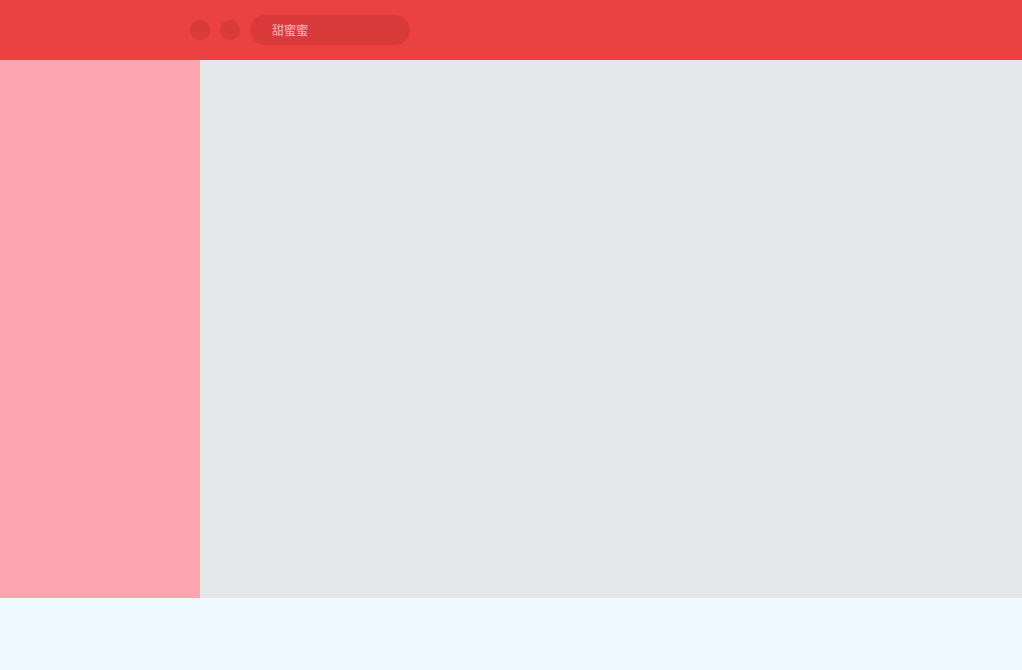
First picture: the form in mainwindow.ui, repository rainwildest/NeteaseCloud, before the edit.
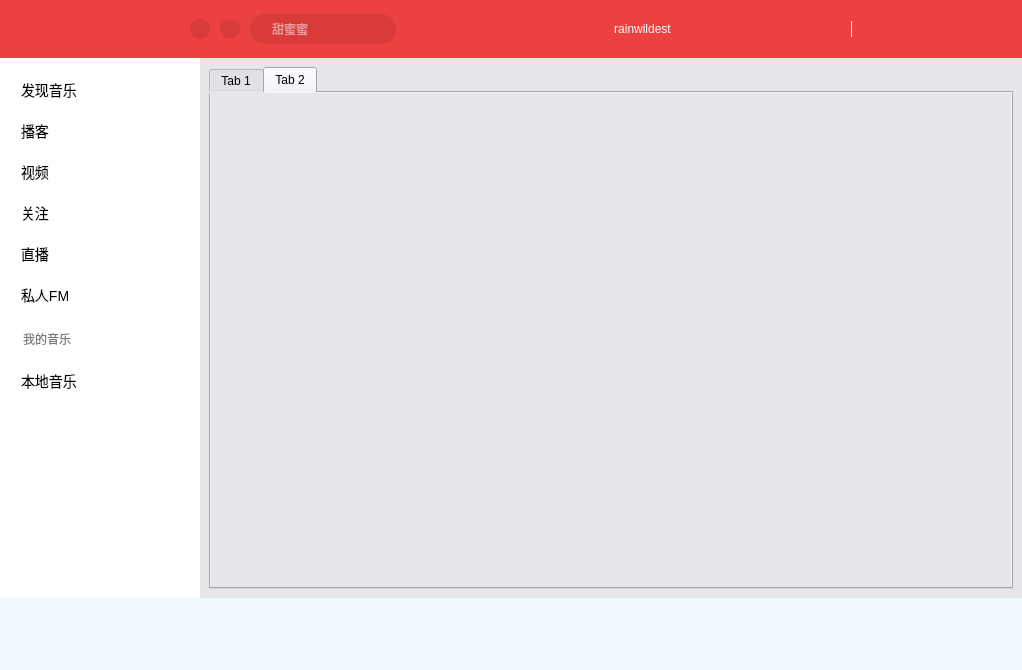
Second picture: the form after the edit. Icons and pictures are not drawn.

Commit message: 添加布局

Patch:
```diff
--- a/mainwindow.ui
+++ b/mainwindow.ui
@@ -41,10 +41,35 @@
       <property name="styleSheet">
        <string notr="true">background-color: rgb(229, 231, 235);</string>
       </property>
+      <layout class="QVBoxLayout" name="verticalLayout">
+       <item>
+        <widget class="QTabWidget" name="tabWidget">
+         <property name="currentIndex">
+          <number>1</number>
+         </property>
+         <widget class="QWidget" name="tab">
+          <attribute name="title">
+           <string>Tab 1</string>
+          </attribute>
+         </widget>
+         <widget class="QWidget" name="tab_2">
+          <attribute name="title">
+           <string>Tab 2</string>
+          </attribute>
+         </widget>
+        </widget>
+       </item>
+      </layout>
      </widget>
     </item>
     <item row="1" column="0">
      <widget class="QWidget" name="widget_2" native="true">
+      <property name="minimumSize">
+       <size>
+        <width>200</width>
+        <height>0</height>
+       </size>
+      </property>
       <property name="maximumSize">
        <size>
         <width>200</width>
@@ -52,8 +77,155 @@
        </size>
       </property>
       <property name="styleSheet">
-       <string notr="true">background-color: rgb(253, 164, 175);</string>
+       <string notr="true">background-color: rgb(255, 255, 255);</string>
       </property>
+      <widget class="QListWidget" name="listWidget">
+       <property name="geometry">
+        <rect>
+         <x>0</x>
+         <y>0</y>
+         <width>201</width>
+         <height>261</height>
+        </rect>
+       </property>
+       <property name="focusPolicy">
+        <enum>Qt::StrongFocus</enum>
+       </property>
+       <property name="styleSheet">
+        <string notr="true">QListWidget {
+	border: 0px;
+	font-size: 14px;
+	font-weight: 400;
+	color: rgb(0, 0, 0);
+	background: rgb(255, 255, 255);
+	padding-left: 12px;
+	padding-right: 4px;
+	padding-top: 10px;
+}
+
+*{
+	outline: 0px;
+}
+
+QListWidget::Item {
+	height: 38px;
+	border: 0px;
+	margin-top: 2px;
+	padding-top: 1px;
+	padding-left: 6px;
+	border-radius: 4px;
+}
+
+QListWidget::Item:hover {
+	font-weight: 700;
+	background: rgb(246, 246, 247);
+}
+
+QListWidget::Item:selected {
+	color: rgb(0, 0, 0);
+	font-weight: 700;
+	background: rgb(246, 246, 247);
+}</string>
+       </property>
+       <item>
+        <property name="text">
+         <string>发现音乐</string>
+        </property>
+       </item>
+       <item>
+        <property name="text">
+         <string>播客</string>
+        </property>
+       </item>
+       <item>
+        <property name="text">
+         <string>视频</string>
+        </property>
+       </item>
+       <item>
+        <property name="text">
+         <string>关注</string>
+        </property>
+       </item>
+       <item>
+        <property name="text">
+         <string>直播</string>
+        </property>
+       </item>
+       <item>
+        <property name="text">
+         <string>私人FM</string>
+        </property>
+       </item>
+      </widget>
+      <widget class="QLabel" name="label_2">
+       <property name="geometry">
+        <rect>
+         <x>2</x>
+         <y>265</y>
+         <width>201</width>
+         <height>31</height>
+        </rect>
+       </property>
+       <property name="styleSheet">
+        <string notr="true">padding-left: 18px;
+color: rgb(121, 121, 121);
+border-style: none;</string>
+       </property>
+       <property name="text">
+        <string>我的音乐</string>
+       </property>
+      </widget>
+      <widget class="QListWidget" name="listWidget_2">
+       <property name="geometry">
+        <rect>
+         <x>0</x>
+         <y>301</y>
+         <width>201</width>
+         <height>51</height>
+        </rect>
+       </property>
+       <property name="styleSheet">
+        <string notr="true">QListWidget {
+	border: 0px;
+	font-size: 14px;
+	font-weight: 400;
+	color: rgb(0, 0, 0);
+	background: rgb(255, 255, 255);
+	padding-left: 12px;
+	padding-right: 4px;
+}
+
+*{
+	outline: 0px;
+}
+
+QListWidget::Item {
+	height: 38px;
+	border: 0px;
+	margin-top: 2px;
+	padding-top: 1px;
+	padding-left: 6px;
+	border-radius: 4px;
+}
+
+QListWidget::Item:hover {
+	font-weight: 700;
+	background: rgb(246, 246, 247);
+}
+
+QListWidget::Item:selected {
+	color: rgb(0, 0, 0);
+	font-weight: 700;
+	background: rgb(246, 246, 247);
+}</string>
+       </property>
+       <item>
+        <property name="text">
+         <string>本地音乐</string>
+        </property>
+       </item>
+      </widget>
      </widget>
     </item>
     <item row="0" column="0" colspan="2">
@@ -232,6 +404,45 @@
          </property>
         </widget>
        </item>
+       <item>
+        <spacer name="horizontalSpacer_6">
+         <property name="orientation">
+          <enum>Qt::Horizontal</enum>
+         </property>
+         <property name="sizeType">
+          <enum>QSizePolicy::Fixed</enum>
+         </property>
+         <property name="sizeHint" stdset="0">
+          <size>
+           <width>8</width>
+           <height>20</height>
+          </size>
+         </property>
+        </spacer>
+       </item>
+       <item>
+        <widget class="QPushButton" name="pushButton_3">
+         <property name="minimumSize">
+          <size>
+           <width>25</width>
+           <height>25</height>
+          </size>
+         </property>
+         <property name="maximumSize">
+          <size>
+           <width>25</width>
+           <height>25</height>
+          </size>
+         </property>
+         <property name="styleSheet">
+          <string notr="true">border-style: hidden;
+image: url(:/resource/话筒.png)</string>
+         </property>
+         <property name="text">
+          <string/>
+         </property>
+        </widget>
+       </item>
        <item>
         <spacer name="horizontalSpacer_2">
          <property name="orientation">
@@ -245,11 +456,481 @@
          </property>
         </spacer>
        </item>
+       <item>
+        <widget class="QPushButton" name="pushButton_4">
+         <property name="minimumSize">
+          <size>
+           <width>36</width>
+           <height>36</height>
+          </size>
+         </property>
+         <property name="maximumSize">
+          <size>
+           <width>36</width>
+           <height>36</height>
+          </size>
+         </property>
+         <property name="styleSheet">
+          <string notr="true">border-radius: 18px;
+border-image: url(:/resource/比卡丘不皮.jpg)</string>
+         </property>
+         <property name="text">
+          <string/>
+         </property>
+        </widget>
+       </item>
+       <item>
+        <spacer name="horizontalSpacer_8">
+         <property name="orientation">
+          <enum>Qt::Horizontal</enum>
+         </property>
+         <property name="sizeType">
+          <enum>QSizePolicy::Fixed</enum>
+         </property>
+         <property name="sizeHint" stdset="0">
+          <size>
+           <width>6</width>
+           <height>20</height>
+          </size>
+         </property>
+        </spacer>
+       </item>
+       <item>
+        <widget class="QPushButton" name="pushButton_5">
+         <property name="minimumSize">
+          <size>
+           <width>61</width>
+           <height>21</height>
+          </size>
+         </property>
+         <property name="styleSheet">
+          <string notr="true">border-style: hidden;
+color: white;</string>
+         </property>
+         <property name="text">
+          <string>rainwildest</string>
+         </property>
+        </widget>
+       </item>
+       <item>
+        <spacer name="horizontalSpacer_9">
+         <property name="orientation">
+          <enum>Qt::Horizontal</enum>
+         </property>
+         <property name="sizeType">
+          <enum>QSizePolicy::Fixed</enum>
+         </property>
+         <property name="sizeHint" stdset="0">
+          <size>
+           <width>6</width>
+           <height>20</height>
+          </size>
+         </property>
+        </spacer>
+       </item>
+       <item>
+        <widget class="QPushButton" name="pushButton_6">
+         <property name="styleSheet">
+          <string notr="true">border-style: hidden;
+border-image: url(:/resource/vip.png)</string>
+         </property>
+         <property name="text">
+          <string/>
+         </property>
+        </widget>
+       </item>
+       <item>
+        <spacer name="horizontalSpacer_10">
+         <property name="orientation">
+          <enum>Qt::Horizontal</enum>
+         </property>
+         <property name="sizeType">
+          <enum>QSizePolicy::Fixed</enum>
+         </property>
+         <property name="sizeHint" stdset="0">
+          <size>
+           <width>20</width>
+           <height>20</height>
+          </size>
+         </property>
+        </spacer>
+       </item>
+       <item>
+        <widget class="QPushButton" name="pushButton_7">
+         <property name="minimumSize">
+          <size>
+           <width>20</width>
+           <height>20</height>
+          </size>
+         </property>
+         <property name="maximumSize">
+          <size>
+           <width>20</width>
+           <height>20</height>
+          </size>
+         </property>
+         <property name="cursor">
+          <cursorShape>PointingHandCursor</cursorShape>
+         </property>
+         <property name="styleSheet">
+          <string notr="true">border-style: hidden;
+border-image: url(:/resource/皮肤.png)</string>
+         </property>
+         <property name="text">
+          <string/>
+         </property>
+        </widget>
+       </item>
+       <item>
+        <spacer name="horizontalSpacer_11">
+         <property name="orientation">
+          <enum>Qt::Horizontal</enum>
+         </property>
+         <property name="sizeType">
+          <enum>QSizePolicy::Fixed</enum>
+         </property>
+         <property name="sizeHint" stdset="0">
+          <size>
+           <width>20</width>
+           <height>20</height>
+          </size>
+         </property>
+        </spacer>
+       </item>
+       <item>
+        <widget class="QPushButton" name="pushButton_8">
+         <property name="minimumSize">
+          <size>
+           <width>20</width>
+           <height>20</height>
+          </size>
+         </property>
+         <property name="maximumSize">
+          <size>
+           <width>20</width>
+           <height>20</height>
+          </size>
+         </property>
+         <property name="cursor">
+          <cursorShape>PointingHandCursor</cursorShape>
+         </property>
+         <property name="styleSheet">
+          <string notr="true">border-style: hidden;
+border-image: url(:/resource/设置.png)</string>
+         </property>
+         <property name="text">
+          <string/>
+         </property>
+        </widget>
+       </item>
+       <item>
+        <spacer name="horizontalSpacer_12">
+         <property name="orientation">
+          <enum>Qt::Horizontal</enum>
+         </property>
+         <property name="sizeType">
+          <enum>QSizePolicy::Fixed</enum>
+         </property>
+         <property name="sizeHint" stdset="0">
+          <size>
+           <width>20</width>
+           <height>20</height>
+          </size>
+         </property>
+        </spacer>
+       </item>
+       <item>
+        <widget class="QPushButton" name="pushButton_9">
+         <property name="minimumSize">
+          <size>
+           <width>20</width>
+           <height>20</height>
+          </size>
+         </property>
+         <property name="maximumSize">
+          <size>
+           <width>20</width>
+           <height>20</height>
+          </size>
+         </property>
+         <property name="cursor">
+          <cursorShape>PointingHandCursor</cursorShape>
+         </property>
+         <property name="styleSheet">
+          <string notr="true">border-style: hidden;
+border-image: url(:/resource/邮件.png)</string>
+         </property>
+         <property name="text">
+          <string/>
+         </property>
+        </widget>
+       </item>
+       <item>
+        <spacer name="horizontalSpacer_13">
+         <property name="orientation">
+          <enum>Qt::Horizontal</enum>
+         </property>
+         <property name="sizeType">
+          <enum>QSizePolicy::Fixed</enum>
+         </property>
+         <property name="sizeHint" stdset="0">
+          <size>
+           <width>20</width>
+           <height>20</height>
+          </size>
+         </property>
+        </spacer>
+       </item>
+       <item>
+        <widget class="QLabel" name="label">
+         <property name="minimumSize">
+          <size>
+           <width>1</width>
+           <height>16</height>
+          </size>
+         </property>
+         <property name="maximumSize">
+          <size>
+           <width>1</width>
+           <height>16</height>
+          </size>
+         </property>
+         <property name="styleSheet">
+          <string notr="true">border-right-width: 1px;
+border-right-style : solid;
+border-right-color: white;</string>
+         </property>
+         <property name="lineWidth">
+          <number>0</number>
+         </property>
+         <property name="text">
+          <string/>
+         </property>
+        </widget>
+       </item>
+       <item>
+        <spacer name="horizontalSpacer_14">
+         <property name="orientation">
+          <enum>Qt::Horizontal</enum>
+         </property>
+         <property name="sizeType">
+          <enum>QSizePolicy::Fixed</enum>
+         </property>
+         <property name="sizeHint" stdset="0">
+          <size>
+           <width>20</width>
+           <height>20</height>
+          </size>
+         </property>
+        </spacer>
+       </item>
+       <item>
+        <widget class="QPushButton" name="pushButton_10">
+         <property name="minimumSize">
+          <size>
+           <width>20</width>
+           <height>20</height>
+          </size>
+         </property>
+         <property name="maximumSize">
+          <size>
+           <width>20</width>
+           <height>20</height>
+          </size>
+         </property>
+         <property name="cursor">
+          <cursorShape>PointingHandCursor</cursorShape>
+         </property>
+         <property name="styleSheet">
+          <string notr="true">QPushButton {
+	border-style: hidden;
+	border-image: url(:/resource/btn_mini_h.png);
+}
+
+QPushButton:hover {
+	border-style: hidden;
+	border-image: url(:/resource/btn_mini_n.png);
+}</string>
+         </property>
+         <property name="text">
+          <string/>
+         </property>
+        </widget>
+       </item>
+       <item>
+        <spacer name="horizontalSpacer_15">
+         <property name="orientation">
+          <enum>Qt::Horizontal</enum>
+         </property>
+         <property name="sizeType">
+          <enum>QSizePolicy::Fixed</enum>
+         </property>
+         <property name="sizeHint" stdset="0">
+          <size>
+           <width>20</width>
+           <height>20</height>
+          </size>
+         </property>
+        </spacer>
+       </item>
+       <item>
+        <widget class="QPushButton" name="pushButton_11">
+         <property name="minimumSize">
+          <size>
+           <width>20</width>
+           <height>20</height>
+          </size>
+         </property>
+         <property name="maximumSize">
+          <size>
+           <width>20</width>
+           <height>20</height>
+          </size>
+         </property>
+         <property name="cursor">
+          <cursorShape>PointingHandCursor</cursorShape>
+         </property>
+         <property name="styleSheet">
+          <string notr="true">QPushButton {
+	border-style: hidden;
+	border-image: url(:/resource/btn_min_h.png);
+}
+
+QPushButton:hover {
+	border-style: hidden;
+	border-image: url(:/resource/btn_min_n.png);
+}</string>
+         </property>
+         <property name="text">
+          <string/>
+         </property>
+        </widget>
+       </item>
+       <item>
+        <spacer name="horizontalSpacer_16">
+         <property name="orientation">
+          <enum>Qt::Horizontal</enum>
+         </property>
+         <property name="sizeType">
+          <enum>QSizePolicy::Fixed</enum>
+         </property>
+         <property name="sizeHint" stdset="0">
+          <size>
+           <width>20</width>
+           <height>20</height>
+          </size>
+         </property>
+        </spacer>
+       </item>
+       <item>
+        <widget class="QPushButton" name="pushButton_12">
+         <property name="minimumSize">
+          <size>
+           <width>20</width>
+           <height>20</height>
+          </size>
+         </property>
+         <property name="maximumSize">
+          <size>
+           <width>20</width>
+           <height>20</height>
+          </size>
+         </property>
+         <property name="cursor">
+          <cursorShape>PointingHandCursor</cursorShape>
+         </property>
+         <property name="styleSheet">
+          <string notr="true">QPushButton {
+	border-style: hidden;
+	border-image: url(:/resource/btn_max_h.png);
+}
+
+QPushButton:hover {
+	border-style: hidden;
+	border-image: url(:/resource/btn_max_n.png);
+}</string>
+         </property>
+         <property name="text">
+          <string/>
+         </property>
+        </widget>
+       </item>
+       <item>
+        <spacer name="horizontalSpacer_17">
+         <property name="orientation">
+          <enum>Qt::Horizontal</enum>
+         </property>
+         <property name="sizeType">
+          <enum>QSizePolicy::Fixed</enum>
+         </property>
+         <property name="sizeHint" stdset="0">
+          <size>
+           <width>20</width>
+           <height>20</height>
+          </size>
+         </property>
+        </spacer>
+       </item>
+       <item>
+        <widget class="QPushButton" name="pushButton_13">
+         <property name="minimumSize">
+          <size>
+           <width>20</width>
+           <height>20</height>
+          </size>
+         </property>
+         <property name="maximumSize">
+          <size>
+           <width>20</width>
+           <height>20</height>
+          </size>
+         </property>
+         <property name="cursor">
+          <cursorShape>PointingHandCursor</cursorShape>
+         </property>
+         <property name="styleSheet">
+          <string notr="true">QPushButton {
+	border-style: hidden;
+	border-image: url(:/resource/btn_close_h.png);
+}
+
+QPushButton:hover {
+	border-style: hidden;
+	border-image: url(:/resource/btn_close_n.png);
+}</string>
+         </property>
+         <property name="text">
+          <string/>
+         </property>
+        </widget>
+       </item>
+       <item>
+        <spacer name="horizontalSpacer_7">
+         <property name="orientation">
+          <enum>Qt::Horizontal</enum>
+         </property>
+         <property name="sizeType">
+          <enum>QSizePolicy::Fixed</enum>
+         </property>
+         <property name="sizeHint" stdset="0">
+          <size>
+           <width>10</width>
+           <height>20</height>
+          </size>
+         </property>
+        </spacer>
+       </item>
       </layout>
      </widget>
     </item>
     <item row="2" column="0" colspan="2">
      <widget class="QWidget" name="widget_4" native="true">
+      <property name="minimumSize">
+       <size>
+        <width>0</width>
+        <height>72</height>
+       </size>
+      </property>
       <property name="maximumSize">
        <size>
         <width>16777215</width>
```
The commit also changes 2 other files.
